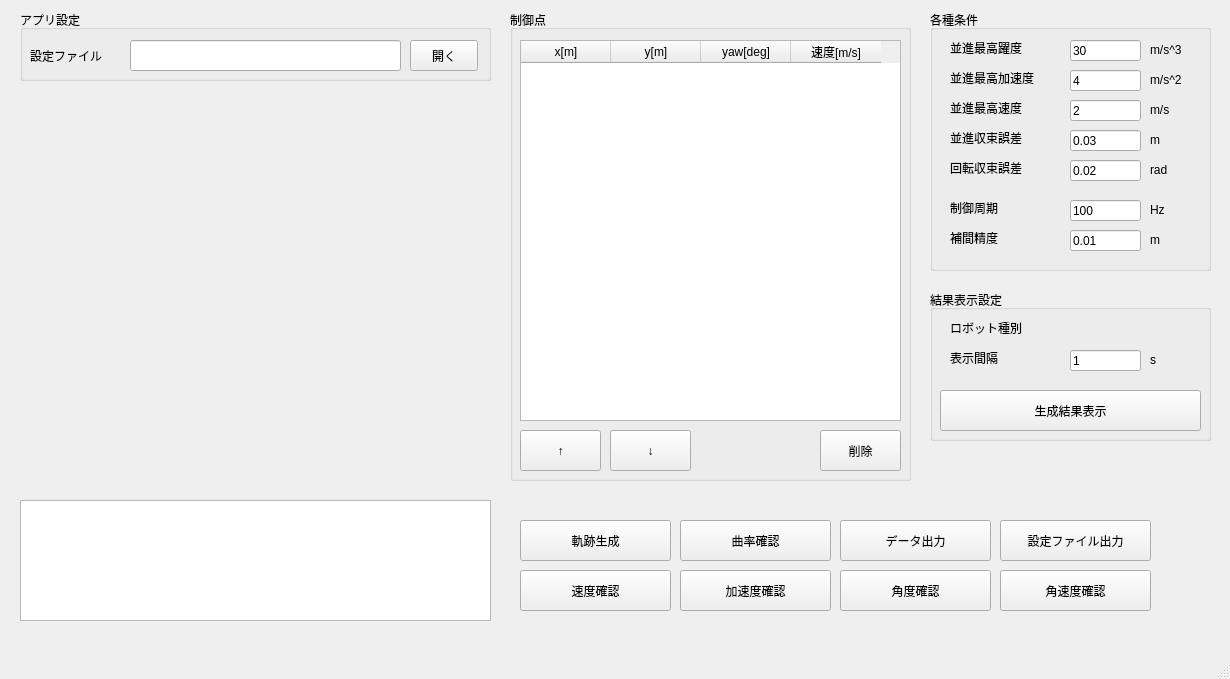
Above: trajectory_generator/resources/trajectory_generator.ui from surpace0924/simple_trajectory_generator_gui before the change. Below: the same form after it.
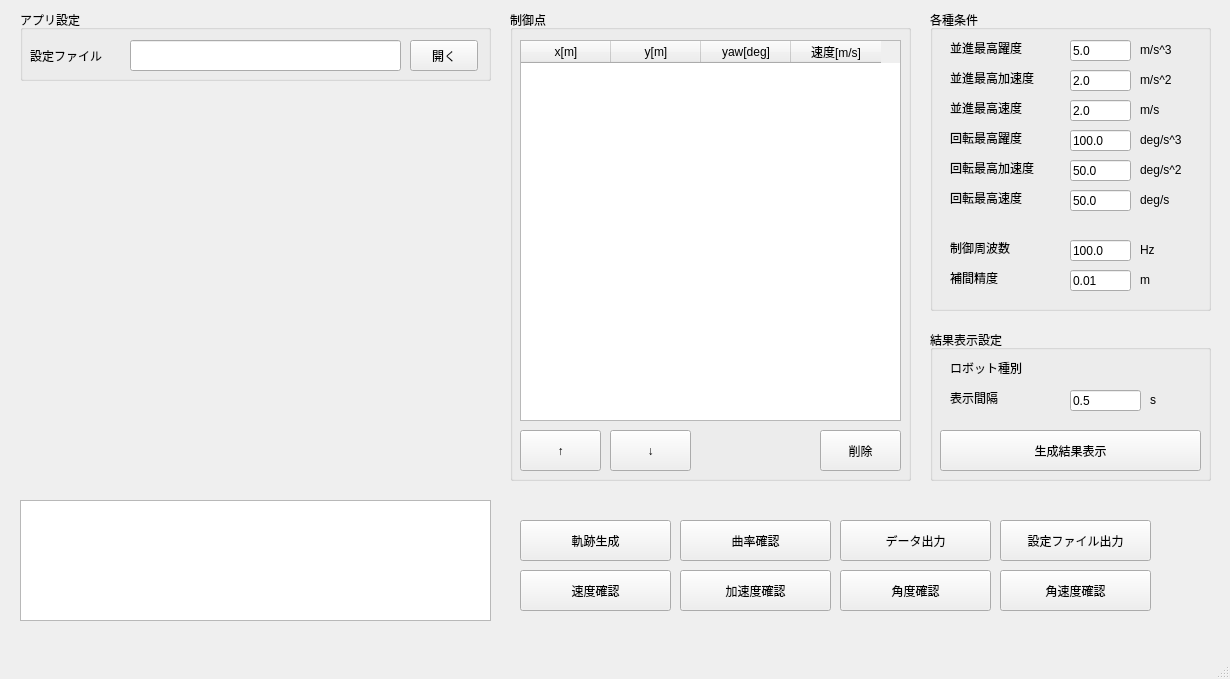
That is the form after the change.

The edit to the form file:
```diff
--- a/trajectory_generator/resources/trajectory_generator.ui
+++ b/trajectory_generator/resources/trajectory_generator.ui
@@ -276,7 +276,7 @@
       <x>930</x>
       <y>10</y>
       <width>281</width>
-      <height>261</height>
+      <height>301</height>
      </rect>
     </property>
     <property name="title">
@@ -313,12 +313,12 @@
       <rect>
        <x>140</x>
        <y>90</y>
-       <width>71</width>
+       <width>61</width>
        <height>21</height>
       </rect>
      </property>
      <property name="text">
-      <string>2</string>
+      <string>2.0</string>
      </property>
     </widget>
     <widget class="QLineEdit" name="lineEdit_02">
@@ -326,18 +326,18 @@
       <rect>
        <x>140</x>
        <y>60</y>
-       <width>71</width>
+       <width>61</width>
        <height>21</height>
       </rect>
      </property>
      <property name="text">
-      <string>4</string>
+      <string>2.0</string>
      </property>
     </widget>
     <widget class="QLabel" name="label_5">
      <property name="geometry">
       <rect>
-       <x>220</x>
+       <x>210</x>
        <y>90</y>
        <width>51</width>
        <height>20</height>
@@ -350,7 +350,7 @@
     <widget class="QLabel" name="label_6">
      <property name="geometry">
       <rect>
-       <x>220</x>
+       <x>210</x>
        <y>60</y>
        <width>51</width>
        <height>20</height>
@@ -364,20 +364,20 @@
      <property name="geometry">
       <rect>
        <x>20</x>
-       <y>190</y>
+       <y>230</y>
        <width>111</width>
        <height>16</height>
       </rect>
      </property>
      <property name="text">
-      <string>制御周期</string>
+      <string>制御周波数</string>
      </property>
     </widget>
     <widget class="QLabel" name="label_4">
      <property name="geometry">
       <rect>
-       <x>220</x>
-       <y>190</y>
+       <x>210</x>
+       <y>230</y>
        <width>51</width>
        <height>20</height>
       </rect>
@@ -390,21 +390,21 @@
      <property name="geometry">
       <rect>
        <x>140</x>
-       <y>190</y>
-       <width>71</width>
+       <y>230</y>
+       <width>61</width>
        <height>21</height>
       </rect>
      </property>
      <property name="text">
-      <string>100</string>
+      <string>100.0</string>
      </property>
     </widget>
     <widget class="QLineEdit" name="lineEdit_08">
      <property name="geometry">
       <rect>
        <x>140</x>
-       <y>220</y>
-       <width>71</width>
+       <y>260</y>
+       <width>61</width>
        <height>21</height>
       </rect>
      </property>
@@ -415,8 +415,8 @@
     <widget class="QLabel" name="label_15">
      <property name="geometry">
       <rect>
-       <x>220</x>
-       <y>220</y>
+       <x>210</x>
+       <y>260</y>
        <width>51</width>
        <height>20</height>
       </rect>
@@ -441,7 +441,7 @@
     <widget class="QLabel" name="label_25">
      <property name="geometry">
       <rect>
-       <x>220</x>
+       <x>210</x>
        <y>30</y>
        <width>51</width>
        <height>20</height>
@@ -456,19 +456,19 @@
       <rect>
        <x>140</x>
        <y>30</y>
-       <width>71</width>
+       <width>61</width>
        <height>21</height>
       </rect>
      </property>
      <property name="text">
-      <string>30</string>
+      <string>5.0</string>
      </property>
     </widget>
     <widget class="QLabel" name="label_9">
      <property name="geometry">
       <rect>
        <x>20</x>
-       <y>220</y>
+       <y>260</y>
        <width>111</width>
        <height>16</height>
       </rect>
@@ -482,12 +482,12 @@
       <rect>
        <x>140</x>
        <y>120</y>
-       <width>71</width>
+       <width>61</width>
        <height>21</height>
       </rect>
      </property>
      <property name="text">
-      <string>0.03</string>
+      <string>100.0</string>
      </property>
     </widget>
     <widget class="QLineEdit" name="lineEdit_9">
@@ -495,12 +495,12 @@
       <rect>
        <x>140</x>
        <y>150</y>
-       <width>71</width>
+       <width>61</width>
        <height>21</height>
       </rect>
      </property>
      <property name="text">
-      <string>0.02</string>
+      <string>50.0</string>
      </property>
     </widget>
     <widget class="QLabel" name="label_10">
@@ -513,20 +513,20 @@
       </rect>
      </property>
      <property name="text">
-      <string>回転収束誤差</string>
+      <string>回転最高加速度</string>
      </property>
     </widget>
     <widget class="QLabel" name="label_17">
      <property name="geometry">
       <rect>
-       <x>220</x>
+       <x>210</x>
        <y>150</y>
-       <width>51</width>
+       <width>61</width>
        <height>20</height>
       </rect>
      </property>
      <property name="text">
-      <string>rad</string>
+      <string>deg/s^2</string>
      </property>
     </widget>
     <widget class="QLabel" name="label_11">
@@ -539,20 +539,59 @@
       </rect>
      </property>
      <property name="text">
-      <string>並進収束誤差</string>
+      <string>回転最高躍度</string>
      </property>
     </widget>
     <widget class="QLabel" name="label_12">
      <property name="geometry">
       <rect>
-       <x>220</x>
+       <x>210</x>
        <y>120</y>
-       <width>51</width>
+       <width>61</width>
        <height>20</height>
       </rect>
      </property>
      <property name="text">
-      <string>m</string>
+      <string>deg/s^3</string>
+     </property>
+    </widget>
+    <widget class="QLineEdit" name="lineEdit_10">
+     <property name="geometry">
+      <rect>
+       <x>140</x>
+       <y>180</y>
+       <width>61</width>
+       <height>21</height>
+      </rect>
+     </property>
+     <property name="text">
+      <string>50.0</string>
+     </property>
+    </widget>
+    <widget class="QLabel" name="label_20">
+     <property name="geometry">
+      <rect>
+       <x>210</x>
+       <y>180</y>
+       <width>61</width>
+       <height>20</height>
+      </rect>
+     </property>
+     <property name="text">
+      <string>deg/s</string>
+     </property>
+    </widget>
+    <widget class="QLabel" name="label_13">
+     <property name="geometry">
+      <rect>
+       <x>20</x>
+       <y>180</y>
+       <width>111</width>
+       <height>16</height>
+      </rect>
+     </property>
+     <property name="text">
+      <string>回転最高速度</string>
      </property>
     </widget>
    </widget>
@@ -560,7 +599,7 @@
     <property name="geometry">
      <rect>
       <x>930</x>
-      <y>290</y>
+      <y>330</y>
       <width>281</width>
       <height>151</height>
      </rect>
@@ -604,7 +643,7 @@
       </rect>
      </property>
      <property name="text">
-      <string>1</string>
+      <string>0.5</string>
      </property>
     </widget>
     <widget class="QLabel" name="label_16">
```
